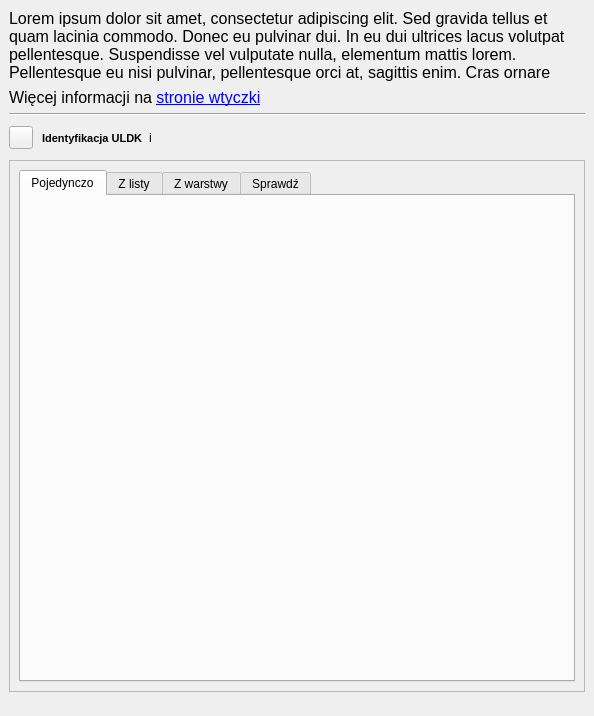
gis-support/gis-support-plugin, file gissupport_plugin/modules/uldk/plugin_dockwidget_base.ui: the form before one commit.
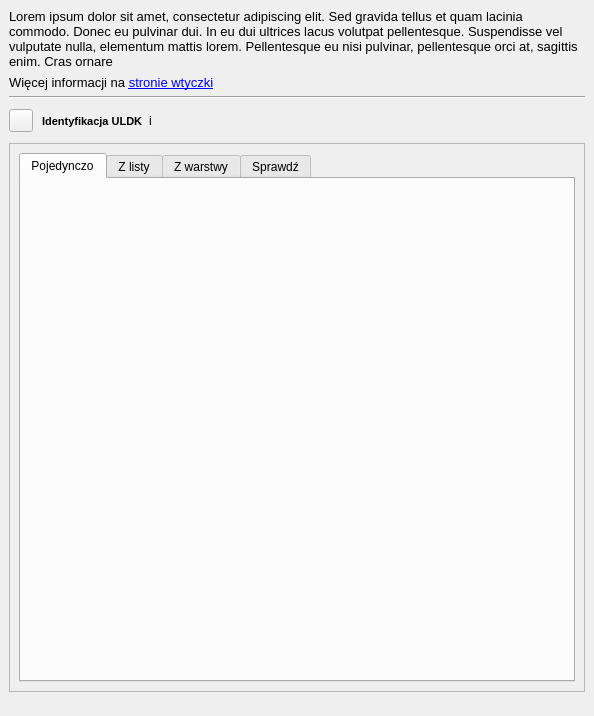
The form after the commit.

What changed in the file:
```diff
--- a/gissupport_plugin/modules/uldk/plugin_dockwidget_base.ui
+++ b/gissupport_plugin/modules/uldk/plugin_dockwidget_base.ui
@@ -18,7 +18,7 @@
     <item>
      <widget class="QLabel" name="infoLabel">
       <property name="text">
-       <string>&lt;html&gt;&lt;head/&gt;&lt;body&gt;&lt;p&gt;&lt;span style=&quot; font-size:12pt;&quot;&gt;Lorem ipsum dolor sit amet, consectetur adipiscing elit. Sed gravida tellus et quam lacinia commodo. Donec eu pulvinar dui. In eu dui ultrices lacus volutpat pellentesque. Suspendisse vel vulputate nulla, elementum mattis lorem. Pellentesque eu nisi pulvinar, pellentesque orci at, sagittis enim. Cras ornare&lt;/span&gt;&lt;/p&gt;&lt;/body&gt;&lt;/html&gt;</string>
+       <string>&lt;html&gt;&lt;head/&gt;&lt;body&gt;&lt;p&gt;&lt;span style=&quot; font-size:10pt;&quot;&gt;Lorem ipsum dolor sit amet, consectetur adipiscing elit. Sed gravida tellus et quam lacinia commodo. Donec eu pulvinar dui. In eu dui ultrices lacus volutpat pellentesque. Suspendisse vel vulputate nulla, elementum mattis lorem. Pellentesque eu nisi pulvinar, pellentesque orci at, sagittis enim. Cras ornare&lt;/span&gt;&lt;/p&gt;&lt;/body&gt;&lt;/html&gt;</string>
       </property>
       <property name="textFormat">
        <enum>Qt::RichText</enum>
@@ -31,7 +31,7 @@
     <item>
      <widget class="QLabel" name="label_uldk_info">
       <property name="text">
-       <string>&lt;html&gt;&lt;head/&gt;&lt;body&gt;&lt;p  style=&quot; font-size:12pt;&quot;&gt;Więcej informacji na &lt;a href=&quot;https://gis-support.pl/wtyczka-gis-support/&quot;&gt;&lt;span style=&quot; text-decoration: underline; color:#0000ff;&quot;&gt;stronie wtyczki&lt;/span&gt;&lt;/a&gt;&lt;/p&gt;&lt;/body&gt;&lt;/html&gt;</string>
+       <string>&lt;html&gt;&lt;head/&gt;&lt;body&gt;&lt;p  style=&quot; font-size:10pt;&quot;&gt;Więcej informacji na &lt;a href=&quot;https://gis-support.pl/wtyczka-gis-support/&quot;&gt;&lt;span style=&quot; text-decoration: underline; color:#0000ff;&quot;&gt;stronie wtyczki&lt;/span&gt;&lt;/a&gt;&lt;/p&gt;&lt;/body&gt;&lt;/html&gt;</string>
       </property>
       <property name="textFormat">
        <enum>Qt::RichText</enum>
@@ -142,6 +142,7 @@
             <property name="font">
              <font>
               <pointsize>8</pointsize>
+              <weight>75</weight>
               <bold>true</bold>
              </font>
             </property>
@@ -166,8 +167,8 @@
         <rect>
          <x>0</x>
          <y>0</y>
-         <width>568</width>
-         <height>486</height>
+         <width>574</width>
+         <height>512</height>
         </rect>
        </property>
        <layout class="QVBoxLayout" name="verticalLayout_6">
```
